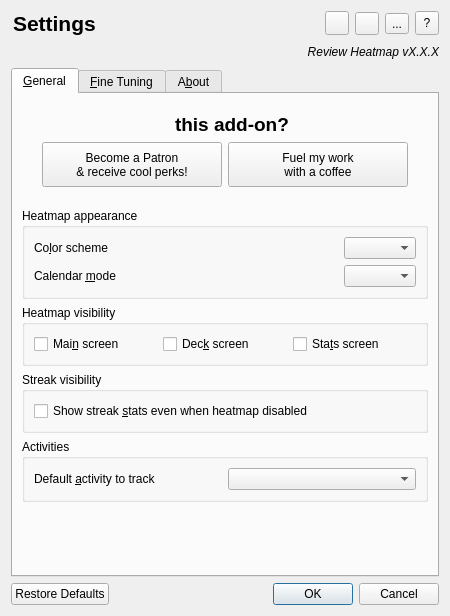
First picture: the form in designer/settings.ui, repository glutanimate/review-heatmap, before the edit.
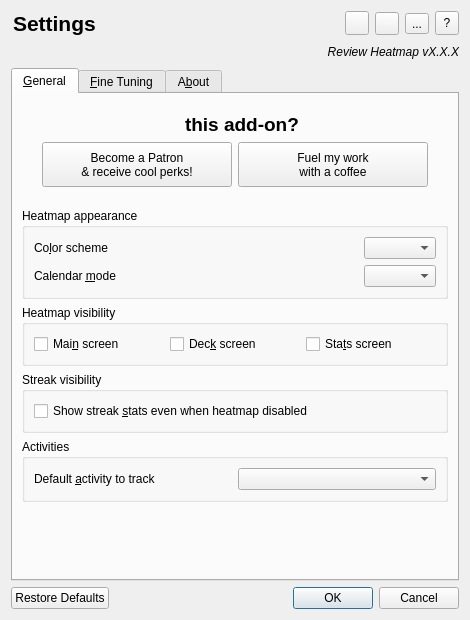
Second picture: the form after the edit. Icons and pictures are not drawn.

Commit message: Update dialog dimensions; update gitignore

```diff
--- a/designer/settings.ui
+++ b/designer/settings.ui
@@ -6,8 +6,8 @@
    <rect>
     <x>0</x>
     <y>0</y>
-    <width>450</width>
-    <height>616</height>
+    <width>470</width>
+    <height>620</height>
    </rect>
   </property>
   <property name="windowTitle">
```
The commit also changes 1 other file.
